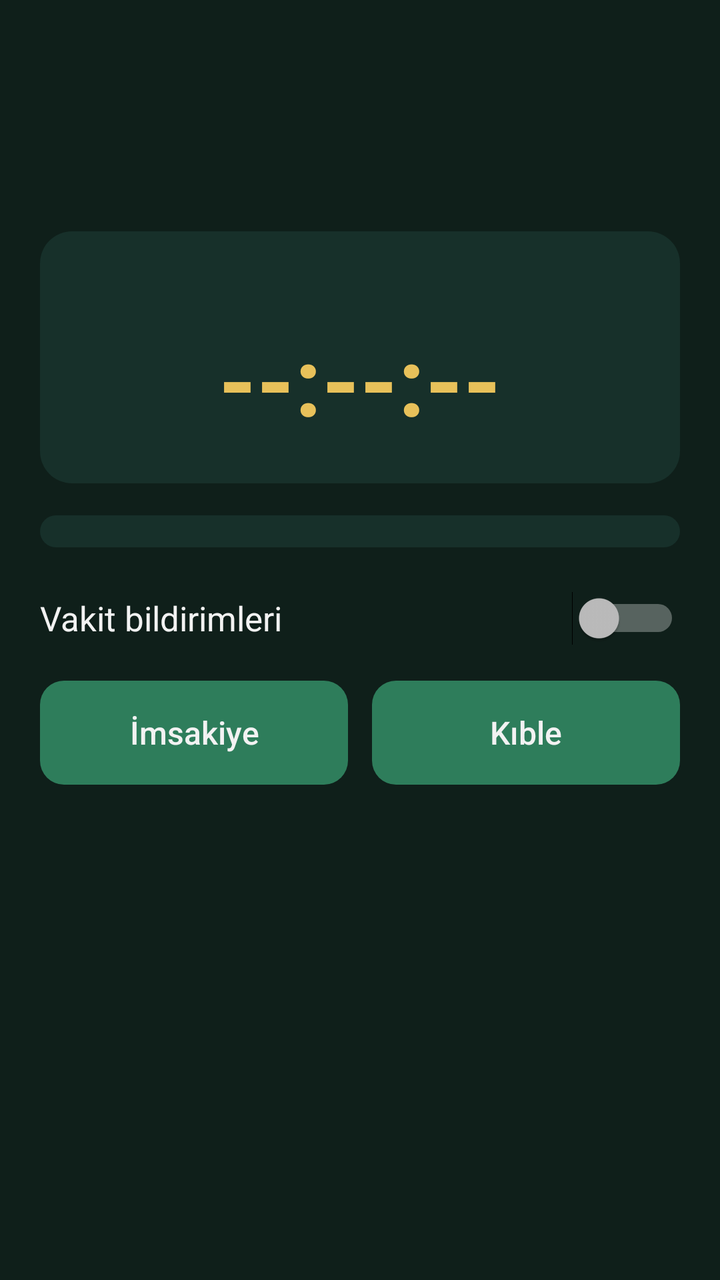
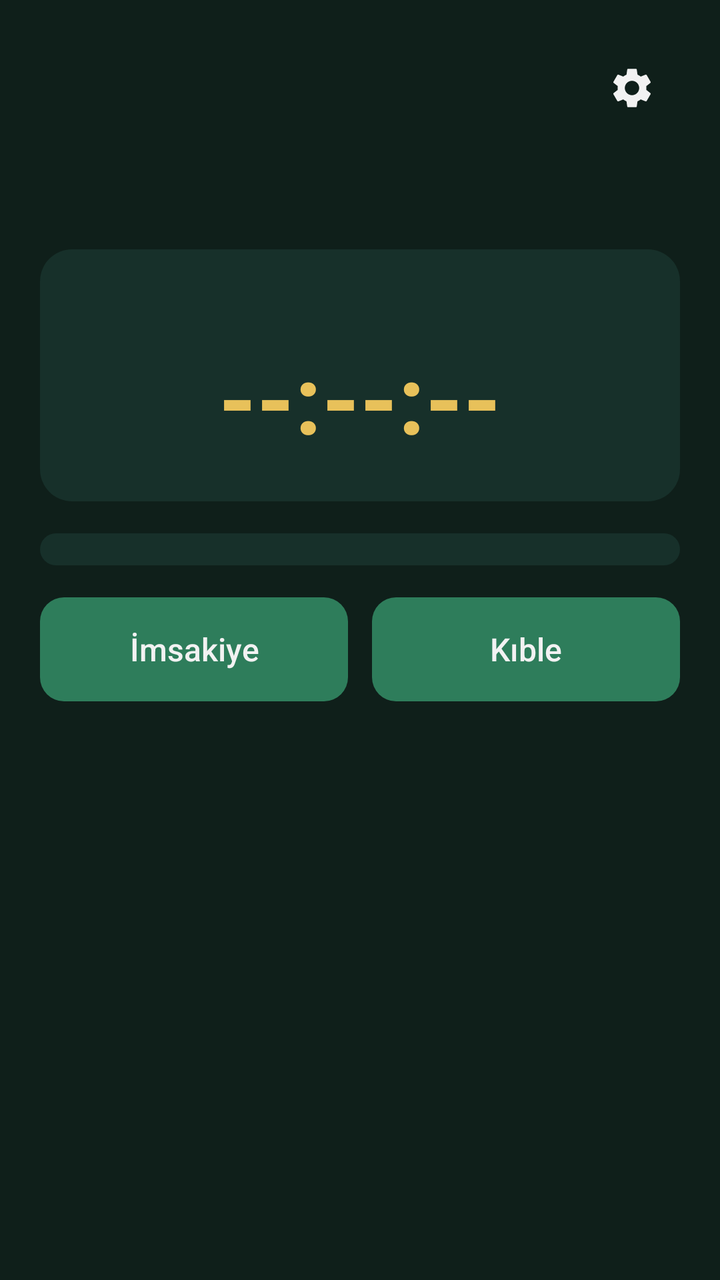

An Android layout rendered at two revisions. The XML below is the earlier revision; the diff shows what the commit changed to produce the second picture.
<!-- AndroidManifest.xml: application theme AppTheme -->
<!-- res/layout/activity_main.xml -->
<?xml version="1.0" encoding="utf-8"?>
<ScrollView xmlns:android="http://schemas.android.com/apk/res/android"
    android:id="@+id/root"
    android:layout_width="match_parent"
    android:layout_height="match_parent"
    android:background="@color/bg"
    android:fillViewport="true">

    <LinearLayout
        android:layout_width="match_parent"
        android:layout_height="wrap_content"
        android:orientation="vertical"
        android:padding="20dp">

        <TextView
            android:id="@+id/tvPlace"
            android:layout_width="match_parent"
            android:layout_height="wrap_content"
            android:background="?android:attr/selectableItemBackground"
            android:paddingVertical="6dp"
            android:textColor="@color/text"
            android:textSize="20sp"
            android:textStyle="bold" />

        <TextView
            android:id="@+id/tvDate"
            android:layout_width="match_parent"
            android:layout_height="wrap_content"
            android:textColor="@color/muted"
            android:textSize="15sp" />

        <TextView
            android:id="@+id/tvHijri"
            android:layout_width="match_parent"
            android:layout_height="wrap_content"
            android:textColor="@color/muted"
            android:textSize="15sp" />

        <LinearLayout
            android:layout_width="match_parent"
            android:layout_height="wrap_content"
            android:layout_marginTop="16dp"
            android:background="@drawable/card"
            android:gravity="center"
            android:orientation="vertical"
            android:padding="20dp">

            <TextView
                android:id="@+id/tvNextLabel"
                android:layout_width="wrap_content"
                android:layout_height="wrap_content"
                android:textColor="@color/muted"
                android:textSize="16sp" />

            <TextView
                android:id="@+id/tvCountdown"
                android:layout_width="wrap_content"
                android:layout_height="wrap_content"
                android:fontFeatureSettings="tnum"
                android:text="--:--:--"
                android:textColor="@color/gold"
                android:textSize="48sp"
                android:textStyle="bold" />
        </LinearLayout>

        <LinearLayout
            android:id="@+id/rows"
            android:layout_width="match_parent"
            android:layout_height="wrap_content"
            android:layout_marginTop="16dp"
            android:background="@drawable/card"
            android:orientation="vertical"
            android:padding="8dp" />

        <Switch
            android:id="@+id/swNotify"
            android:layout_width="match_parent"
            android:layout_height="wrap_content"
            android:layout_marginTop="16dp"
            android:paddingVertical="8dp"
            android:text="@string/notify"
            android:textColor="@color/text"
            android:textSize="17sp" />

        <LinearLayout
            android:layout_width="match_parent"
            android:layout_height="wrap_content"
            android:layout_marginTop="12dp"
            android:orientation="horizontal">

            <Button
                android:id="@+id/btnImsakiye"
                style="@style/Btn"
                android:layout_width="0dp"
                android:layout_marginEnd="6dp"
                android:layout_weight="1"
                android:text="@string/imsakiye" />

            <Button
                android:id="@+id/btnQibla"
                style="@style/Btn"
                android:layout_width="0dp"
                android:layout_marginStart="6dp"
                android:layout_weight="1"
                android:text="@string/qibla" />
        </LinearLayout>

        <TextView
            android:id="@+id/tvStatus"
            android:layout_width="match_parent"
            android:layout_height="wrap_content"
            android:layout_marginTop="14dp"
            android:textColor="@color/muted"
            android:textSize="13sp" />
    </LinearLayout>
</ScrollView>
<!-- resources referenced by this layout -->
<resources>
  <color name="bg">#FF0F1F1A</color>
  <color name="gold">#FFE8C15A</color>
  <color name="muted">#FF9DB3AA</color>
  <color name="text">#FFF2F2F2</color>
  <!-- drawable card (drawable) -->
  <?xml version="1.0" encoding="utf-8"?>
  <shape xmlns:android="http://schemas.android.com/apk/res/android" android:shape="rectangle">
      <solid android:color="@color/card" />
      <corners android:radius="16dp" />
  </shape>
  <string name="imsakiye">İmsakiye</string>
  <string name="notify">Vakit bildirimleri</string>
  <string name="qibla">Kıble</string>
  <style name="Btn">
          <item name="android:layout_height">52dp</item>
          <item name="android:background">@drawable/btn</item>
          <item name="android:textColor">@color/text</item>
          <item name="android:textSize">16sp</item>
          <item name="android:textAllCaps">false</item>
          <item name="android:stateListAnimator">@null</item>
      </style>
  <style name="AppTheme" parent="android:Theme.Material.NoActionBar">
          <item name="android:colorPrimary">@color/primary</item>
          <item name="android:colorPrimaryDark">@color/bg</item>
          <item name="android:colorAccent">@color/gold</item>
          <item name="android:windowBackground">@color/bg</item>
          <item name="android:statusBarColor">@color/bg</item>
          <item name="android:navigationBarColor">@color/bg</item>
          <item name="android:textColor">@color/text</item>
      </style>
  <color name="card">#FF17302A</color>
  <!-- drawable btn (drawable) -->
  <?xml version="1.0" encoding="utf-8"?>
  <ripple xmlns:android="http://schemas.android.com/apk/res/android" android:color="#33FFFFFF">
      <item>
          <shape android:shape="rectangle">
              <solid android:color="@color/primary" />
              <corners android:radius="12dp" />
          </shape>
      </item>
  </ripple>
  <color name="primary">#FF2E7D5B</color>
</resources>

<!-- the commit's change to res/layout/activity_main.xml (unified diff, before → after) -->
@@ -12,15 +12,39 @@
         android:orientation="vertical"
         android:padding="20dp">
 
-        <TextView
-            android:id="@+id/tvPlace"
+        <LinearLayout
             android:layout_width="match_parent"
             android:layout_height="wrap_content"
-            android:background="?android:attr/selectableItemBackground"
-            android:paddingVertical="6dp"
-            android:textColor="@color/text"
-            android:textSize="20sp"
-            android:textStyle="bold" />
+            android:gravity="center_vertical"
+            android:orientation="horizontal">
+
+            <TextView
+                android:id="@+id/tvPlace"
+                android:layout_width="0dp"
+                android:layout_height="wrap_content"
+                android:layout_weight="1"
+                android:background="?android:attr/selectableItemBackground"
+                android:paddingVertical="6dp"
+                android:textColor="@color/text"
+                android:textSize="20sp"
+                android:textStyle="bold" />
+
+            <ImageButton
+                android:id="@+id/btnSettings"
+                android:layout_width="48dp"
+                android:layout_height="48dp"
+                android:background="?android:attr/selectableItemBackgroundBorderless"
+                android:contentDescription="Ayarlar"
+                android:src="@drawable/ic_settings" />
+        </LinearLayout>
+
+        <TextView
+            android:id="@+id/tvLocMode"
+            android:layout_width="match_parent"
+            android:layout_height="wrap_content"
+            android:textColor="@color/gold"
+            android:textSize="13sp"
+            android:visibility="gone" />
 
         <TextView
             android:id="@+id/tvDate"
@@ -72,20 +96,10 @@
             android:orientation="vertical"
             android:padding="8dp" />
 
-        <Switch
-            android:id="@+id/swNotify"
+        <LinearLayout
             android:layout_width="match_parent"
             android:layout_height="wrap_content"
             android:layout_marginTop="16dp"
-            android:paddingVertical="8dp"
-            android:text="@string/notify"
-            android:textColor="@color/text"
-            android:textSize="17sp" />
-
-        <LinearLayout
-            android:layout_width="match_parent"
-            android:layout_height="wrap_content"
-            android:layout_marginTop="12dp"
             android:orientation="horizontal">
 
             <Button
<!-- resource entries referenced after the edit -->
@@ -10,8 +10,18 @@
       <solid android:color="@color/card" />
       <corners android:radius="16dp" />
   </shape>
+  <!-- drawable ic_settings (drawable) -->
+  <?xml version="1.0" encoding="utf-8"?>
+  <vector xmlns:android="http://schemas.android.com/apk/res/android"
+      android:width="24dp"
+      android:height="24dp"
+      android:viewportWidth="24"
+      android:viewportHeight="24">
+      <path
+          android:fillColor="#FFF2F2F2"
+          android:pathData="M19.14,12.94c0.04,-0.3 0.06,-0.61 0.06,-0.94c0,-0.32 -0.02,-0.64 -0.07,-0.94l2.03,-1.58c0.18,-0.14 0.23,-0.41 0.12,-0.61l-1.92,-3.32c-0.12,-0.22 -0.37,-0.29 -0.59,-0.22l-2.39,0.96c-0.5,-0.38 -1.03,-0.7 -1.62,-0.94L14.4,2.81c-0.04,-0.24 -0.24,-0.41 -0.48,-0.41h-3.84c-0.24,0 -0.43,0.17 -0.47,0.41L9.25,5.35C8.66,5.59 8.12,5.92 7.63,6.29L5.24,5.33c-0.22,-0.08 -0.47,0 -0.59,0.22L2.74,8.87C2.62,9.08 2.66,9.34 2.86,9.48l2.03,1.58C4.84,11.36 4.8,11.69 4.8,12s0.02,0.64 0.07,0.94l-2.03,1.58c-0.18,0.14 -0.23,0.41 -0.12,0.61l1.92,3.32c0.12,0.22 0.37,0.29 0.59,0.22l2.39,-0.96c0.5,0.38 1.03,0.7 1.62,0.94l0.36,2.54c0.05,0.24 0.24,0.41 0.48,0.41h3.84c0.24,0 0.44,-0.17 0.47,-0.41l0.36,-2.54c0.59,-0.24 1.13,-0.56 1.62,-0.94l2.39,0.96c0.22,0.08 0.47,0 0.59,-0.22l1.92,-3.32c0.12,-0.22 0.07,-0.47 -0.12,-0.61L19.14,12.94zM12,15.6c-1.98,0 -3.6,-1.62 -3.6,-3.6s1.62,-3.6 3.6,-3.6s3.6,1.62 3.6,3.6S13.98,15.6 12,15.6z" />
+  </vector>
   <string name="imsakiye">İmsakiye</string>
-  <string name="notify">Vakit bildirimleri</string>
   <string name="qibla">Kıble</string>
   <style name="Btn">
           <item name="android:layout_height">52dp</item>
